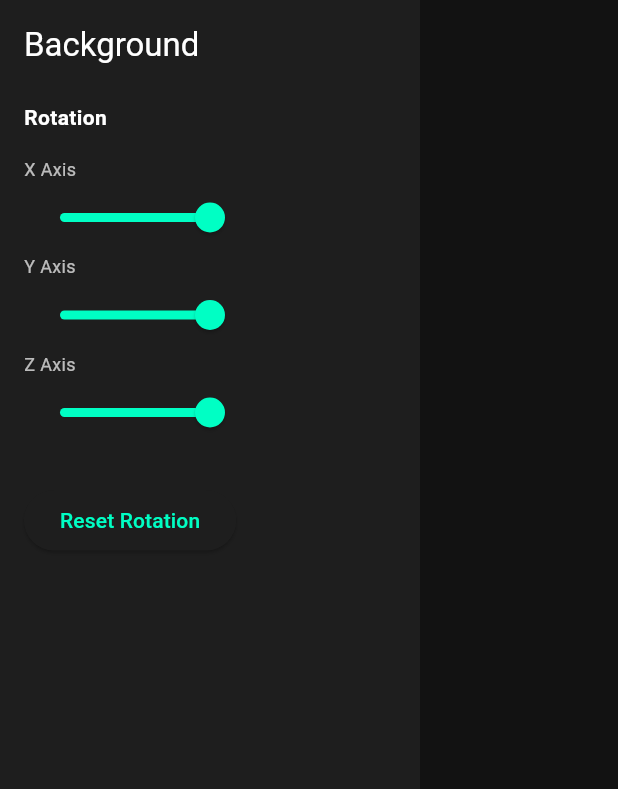
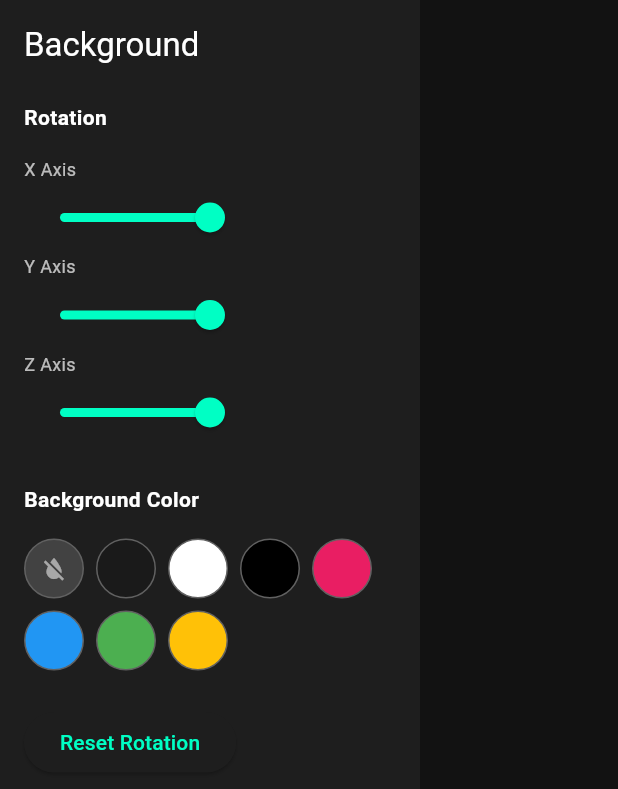
Before and after one commit to jerryfemi/bezel, a Flutter app: the BackgroundPanel widget shown alone on an empty page, opened directly, after a tap on "Reset Rotation", on a phone screen of 412 x 824 dp. Shown: the top 789 px of the screen. Run offline on Flutter 3.47's test engine with Material 3 defaults, Android fonts, the light colour scheme and no system bars; our stand-ins replace flutter_riverpod, image_picker, video_player; missing offline and left inert: dart:html, ffmpeg_wasm; Roboto replaces fonts that are missing (Space Grotesk).

Commit message:
feat: add color picker and transparency support for backgrounds
- Replaced the placeholder background color with a clickable grid of curated colors in `BackgroundPanel`, including a dedicated "Transparent" option.
- Image exports now naturally support and render the transparent alpha channel when selected.
- Added a safe fallback in `WebVideoExportService` to coerce transparent backgrounds to `Colors.black` during FFmpeg MP4 encoding, preventing unsupported alpha channel errors.

```diff
--- a/lib/screens/editor_screen.dart
+++ b/lib/screens/editor_screen.dart
@@ -22,6 +22,7 @@ class _EditorScreenState extends ConsumerState<EditorScreen> {
   final TransformationController _transformationController =
       TransformationController(Matrix4.identity()..scale(0.3, 0.3, 1.0));
   bool _isExporting = false;
+  bool _isInitialScaleSet = false;
 
   @override
   void dispose() {
@@ -162,6 +163,18 @@ class _EditorScreenState extends ConsumerState<EditorScreen> {
           Expanded(
             child: LayoutBuilder(
               builder: (context, constraints) {
+                if (!_isInitialScaleSet && constraints.maxHeight > 0) {
+                  _isInitialScaleSet = true;
+                  WidgetsBinding.instance.addPostFrameCallback((_) {
+                    final project = ref.read(mockupProjectProvider);
+                    // Approximate total height: screen height + top bezel * 2 + 128px padding
+                    final deviceHeight = project.device.screenRect.height + (project.device.screenRect.top * 2) + 128;
+                    // Target 70% of available vertical space
+                    final targetScale = (constraints.maxHeight * 0.7) / deviceHeight;
+                    _transformationController.value = Matrix4.identity()..scale(targetScale, targetScale, 1.0);
+                  });
+                }
+
                 final canvasCenterX = constraints.maxWidth / 2;
                 final canvasCenterY = constraints.maxHeight / 2;
                 return Stack(
--- a/lib/services/export/web_video_export_service.dart
+++ b/lib/services/export/web_video_export_service.dart
@@ -81,7 +81,8 @@ class WebVideoExportService {
       onProgress(0.45, 'Encoding Video...');
 
       // Strict key=value filter complex to avoid any parsing failures
-      final bgColorHex = backgroundColor.value.toRadixString(16).padLeft(8, '0').substring(2, 8);
+      final effectiveColor = backgroundColor == Colors.transparent ? Colors.black : backgroundColor;
+      final bgColorHex = effectiveColor.value.toRadixString(16).padLeft(8, '0').substring(2, 8);
       final ffmpegColor = '0x$bgColorHex';
 
       final filterComplex =
--- a/lib/widgets/panels/background_panel.dart
+++ b/lib/widgets/panels/background_panel.dart
@@ -30,6 +30,23 @@ class BackgroundPanel extends ConsumerWidget {
             ref.read(mockupProjectProvider.notifier).setRotation(project.rotationX, project.rotationY, val);
           }),
           const SizedBox(height: 24),
+          const Text('Background Color', style: TextStyle(fontWeight: FontWeight.bold)),
+          const SizedBox(height: 16),
+          Wrap(
+            spacing: 8,
+            runSpacing: 8,
+            children: [
+              _buildColorOption(context, ref, Colors.transparent, project.backgroundColor, isTransparent: true),
+              _buildColorOption(context, ref, const Color(0xFF1A1A1A), project.backgroundColor),
+              _buildColorOption(context, ref, Colors.white, project.backgroundColor),
+              _buildColorOption(context, ref, Colors.black, project.backgroundColor),
+              _buildColorOption(context, ref, const Color(0xFFE91E63), project.backgroundColor), // Pink
+              _buildColorOption(context, ref, const Color(0xFF2196F3), project.backgroundColor), // Blue
+              _buildColorOption(context, ref, const Color(0xFF4CAF50), project.backgroundColor), // Green
+              _buildColorOption(context, ref, const Color(0xFFFFC107), project.backgroundColor), // Yellow
+            ],
+          ),
+          const SizedBox(height: 24),
           ElevatedButton(
             onPressed: () {
               ref.read(mockupProjectProvider.notifier).setRotation(0, 0, 0);
@@ -37,6 +54,30 @@ class BackgroundPanel extends ConsumerWidget {
             child: const Text('Reset Rotation'),
           )
         ],
+      ),
+    );
+  }
+
+  Widget _buildColorOption(BuildContext context, WidgetRef ref, Color color, Color selectedColor, {bool isTransparent = false}) {
+    final isSelected = color == selectedColor;
+    return GestureDetector(
+      onTap: () {
+        ref.read(mockupProjectProvider.notifier).setBackgroundColor(color);
+      },
+      child: Container(
+        width: 40,
+        height: 40,
+        decoration: BoxDecoration(
+          color: isTransparent ? Colors.grey.shade800 : color,
+          shape: BoxShape.circle,
+          border: Border.all(
+            color: isSelected ? Theme.of(context).colorScheme.primary : Colors.grey.shade700,
+            width: isSelected ? 3 : 1,
+          ),
+        ),
+        child: isTransparent
+            ? const Icon(Icons.format_color_reset, size: 20, color: Colors.white54)
+            : null,
       ),
     );
   }
```
